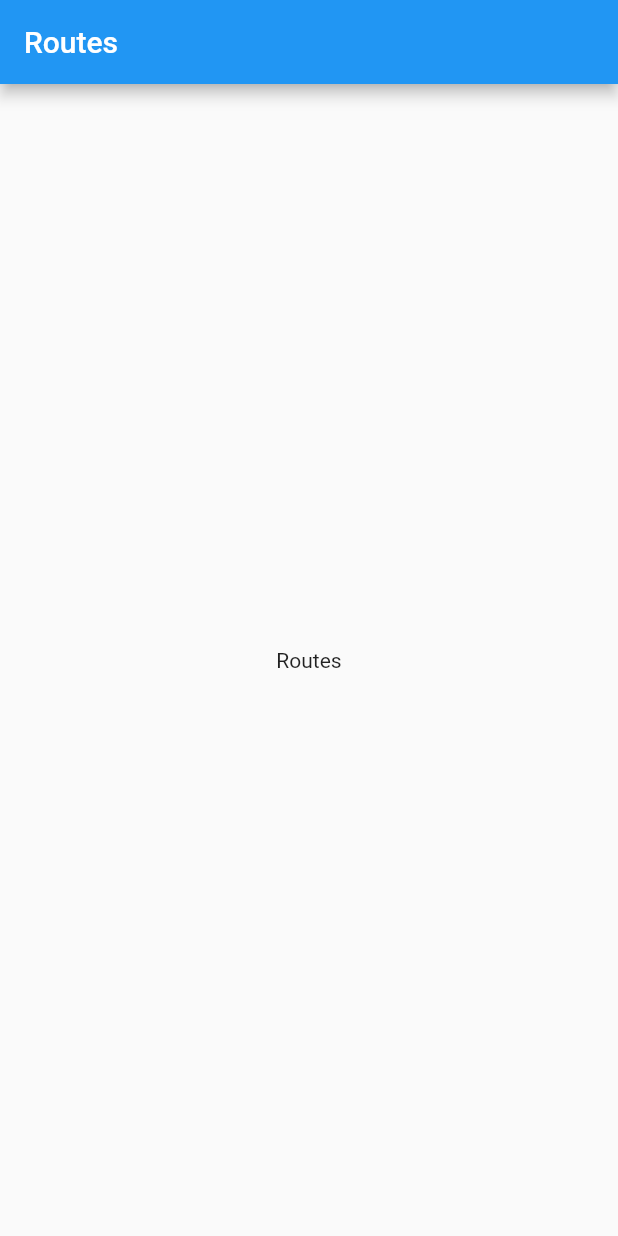
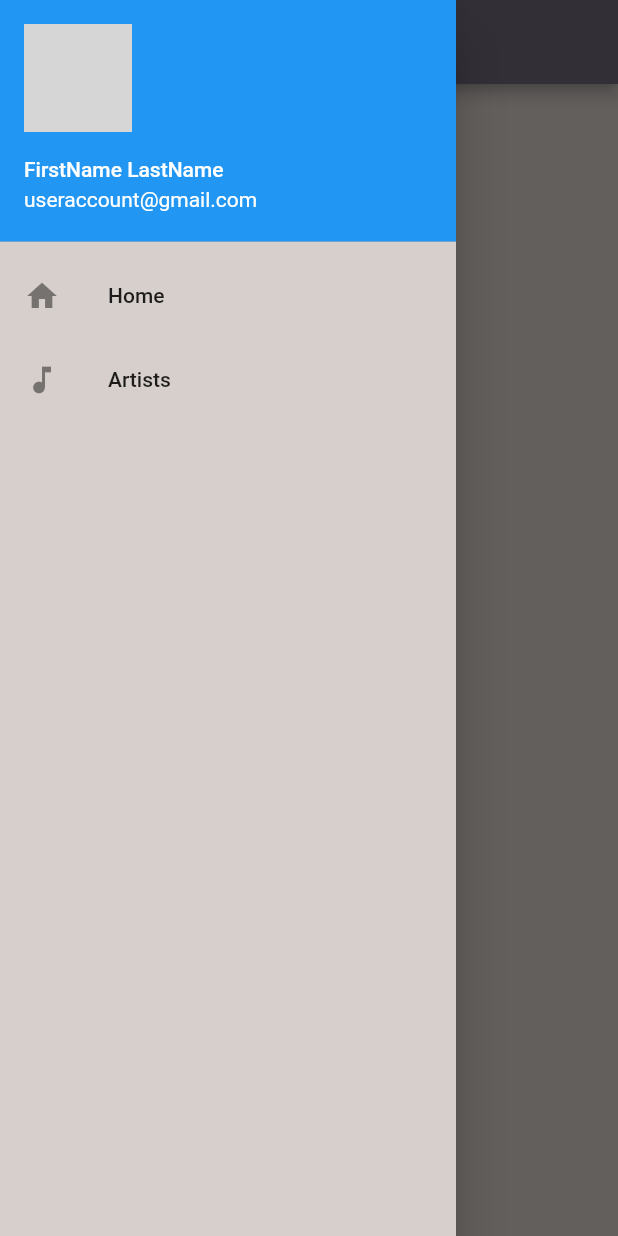
Before and after one commit to ann-who/flutter_course, a Flutter app: the screen it shows after launch, with the side drawer open (before the commit the screen has no drawer), on a phone screen of 412 x 824 dp. Run offline on Flutter 3.47's test engine with Material 2 defaults, Android fonts, the phone set to English and light mode, and no system bars; grey boxes are pictures that could not be loaded.

Commit message:
Initial commit

```diff
--- /dev/null
+++ b/07_Navigation/albums_route/lib/drawer.dart
@@ -0,0 +1,45 @@
+import 'package:flutter/material.dart';
+import 'main.dart';
+
+//ignore: must_be_immutable
+class NavDrawer extends StatelessWidget {
+  // const NavDrawer({ Key? key }) : super(key: key);
+  String _activeRoute;
+  @override
+  Widget build(BuildContext context) {
+    return Drawer(
+      child: ListView(
+        children: <Widget>[
+          UserAccountsDrawerHeader(
+            currentAccountPicture: CircleAvatar(
+              radius: 60,
+              backgroundImage: AssetImage(
+                'assets/user.jpg',
+              ),
+            ),
+            accountName: Text('FirstName LastName'),
+            accountEmail: Text('useraccount@gmail.com'),
+          ),
+          ListTile(
+            leading: Icon(Icons.home),
+            title: Text('Home'),
+            selected: _activeRoute == AppRoutes.homePage,
+            onTap: () {
+              _activeRoute = AppRoutes.homePage;
+              Navigator.pushNamed(context, AppRoutes.homePage);
+            },
+          ),
+          ListTile(
+            leading: Icon(Icons.music_note),
+            title: Text('Artists'),
+            selected: _activeRoute == AppRoutes.artistPage,
+            onTap: () {
+              _activeRoute = AppRoutes.artistPage;
+              Navigator.pushNamed(context, AppRoutes.artistPage);
+            },
+          ),
+        ],
+      ),
+    );
+  }
+}
--- a/07_Navigation/albums_route/lib/main.dart
+++ b/07_Navigation/albums_route/lib/main.dart
@@ -1,4 +1,8 @@
 import 'package:flutter/material.dart';
+// import 'package:fluro/fluro.dart';
+import 'drawer.dart';
+import 'style.dart';
+import 'pages.dart';
 
 void main() {
   runApp(MyApp());
@@ -11,21 +15,32 @@ class MyApp extends StatelessWidget {
       title: 'Flutter Demo',
       debugShowCheckedModeBanner: false,
       theme: ThemeData(
-        primarySwatch: Colors.blue,
-        visualDensity: VisualDensity.adaptivePlatformDensity,
+        primaryColor: AppColor.primaryColor,
+        canvasColor: AppColor.accentColor,
       ),
-      home: MyHomePage(),
+      routes: {
+        AppRoutes.mainPage: (context) => MainScreen(),
+        AppRoutes.homePage: (context) => HomePage(),
+        AppRoutes.artistPage: (context) => ArtistPage(),
+      },
+      // navigatorObservers: [routeObserver],
     );
   }
 }
 
-class MyHomePage extends StatefulWidget {
-  MyHomePage({Key key}) : super(key: key);
-  @override
-  _MyHomePageState createState() => _MyHomePageState();
+class AppRoutes {
+  static final mainPage = '/';
+  static final homePage = '/home';
+  static final artistPage = '/artist';
 }
 
-class _MyHomePageState extends State<MyHomePage> {
+class MainScreen extends StatefulWidget {
+  MainScreen({Key key}) : super(key: key);
+  @override
+  _MainScreenState createState() => _MainScreenState();
+}
+
+class _MainScreenState extends State<MainScreen> {
   @override
   Widget build(BuildContext context) {
     return Scaffold(
@@ -37,11 +52,12 @@ class _MyHomePageState extends State<MyHomePage> {
           mainAxisAlignment: MainAxisAlignment.center,
           children: <Widget>[
             Text(
-              'Routes',
+              'Navigation',
             ),
           ],
         ),
       ),
+      drawer: NavDrawer(),
     );
   }
 }
--- /dev/null
+++ b/07_Navigation/albums_route/lib/style.dart
@@ -0,0 +1,7 @@
+import 'package:flutter/material.dart';
+
+class AppColor extends Color {
+  AppColor(int value) : super(value);
+  static final AppColor primaryColor = AppColor(0xff706677);
+  static final AppColor accentColor = AppColor(0xffd6cfcb);
+}
```
Also changed, not shown: 07_Navigation/albums_route/lib/pages.dart (added, +65 -0 lines), 07_Navigation/albums_route/pubspec.yaml (+4 -3 lines), 07_Navigation/albums_route/assets/user.jpg (added), 07_Navigation/albums_route/pubspec.lock.
